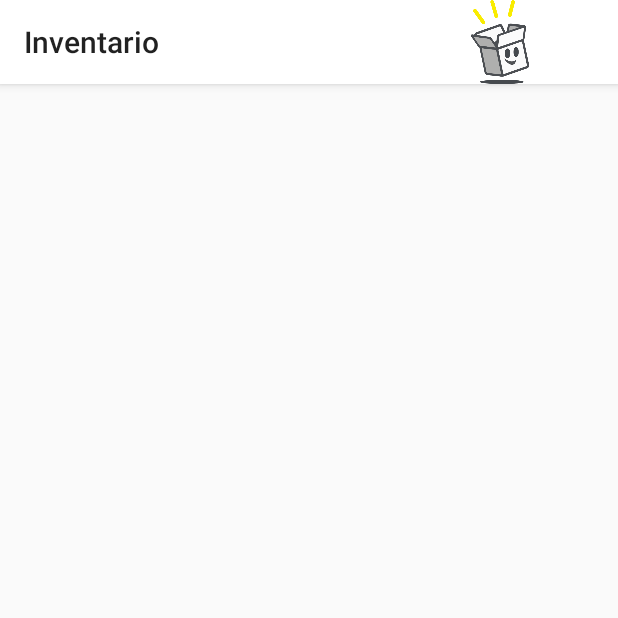
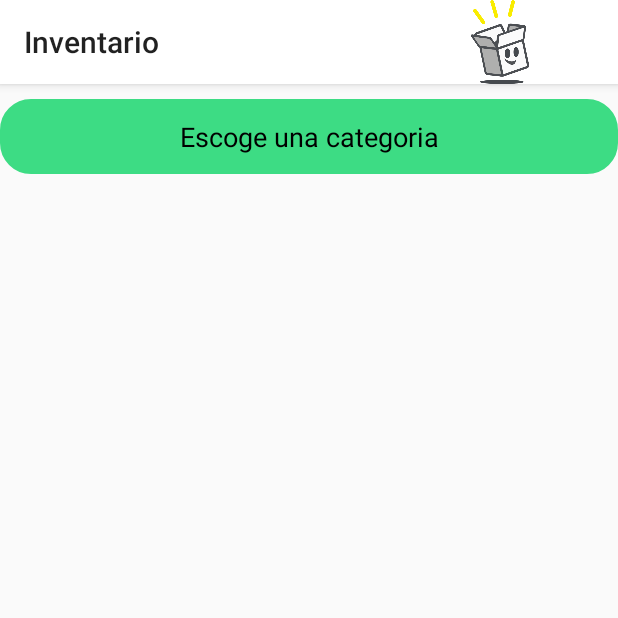
Before and after one commit to SPEKTRE115/ZTOREME_1, an Android app: the MisProductos screen opened directly, with no data from a screen before it, on a phone screen of 412 x 824 dp, the top half of it. Run offline under Robolectric (Android 15) with nearby library versions, the phone set to English and light mode, and no system bars.

Commit message:
Filtro de mis productos por la categoria que tiene cada producto - Agregue un spinner para que el usuario pueda seleccionar la categoria y poder hacer el filtro de los productos que ve - Hace falta agregar categiorias a los productos para poder validar esta tarea

```diff
--- a/app/src/main/AndroidManifest.xml
+++ b/app/src/main/AndroidManifest.xml
@@ -21,7 +21,7 @@
             android:name=".productos.ActivityAgregar"
             android:theme="@style/AppTheme.NoActionBar" />
         <activity
-            android:name=".ActivityAgregarCategoria"
+            android:name=".categorias.ActivityAgregarCategoria"
             android:theme="@style/AppTheme.NoActionBar" />
         <activity
             android:name=".MainActivity"
--- a/app/src/main/java/com/example/ztoreme_1/MainActivity.kt
+++ b/app/src/main/java/com/example/ztoreme_1/MainActivity.kt
@@ -7,6 +7,7 @@ import android.view.Menu
 import android.view.MenuItem
 import android.widget.ImageView
 import android.widget.TextView
+import com.example.ztoreme_1.categorias.ActivityAgregarCategoria
 import com.example.ztoreme_1.productos.ActivityAgregar
 import com.example.ztoreme_1.productos.MisProductos
 
--- a/app/src/main/java/com/example/ztoreme_1/Categoria.kt
+++ b/app/src/main/java/com/example/ztoreme_1/categorias/Categoria.kt
@@ -1,4 +1,4 @@
-package com.example.ztoreme_1
+package com.example.ztoreme_1.categorias
 
 import java.io.Serializable
 
--- a/app/src/main/java/com/example/ztoreme_1/productos/MisProductos.kt
+++ b/app/src/main/java/com/example/ztoreme_1/productos/MisProductos.kt
@@ -1,31 +1,93 @@
 package com.example.ztoreme_1.productos
 
+import android.annotation.SuppressLint
 import android.content.Intent
 import androidx.appcompat.app.AppCompatActivity
 import android.os.Bundle
 import android.view.View
 import android.widget.AdapterView
+import android.widget.ArrayAdapter
+import android.widget.Spinner
 import android.widget.Toast
 import com.example.ztoreme_1.MainActivity
 import com.example.ztoreme_1.R
 import com.example.ztoreme_1.basedatos.DataBaseHandler
+import com.example.ztoreme_1.categorias.Categoria
 import kotlinx.android.synthetic.main.activity_mis_productos.*
 
 class MisProductos : AppCompatActivity() {
+    @SuppressLint("UseCompatLoadingForDrawables")
     override fun onCreate(savedInstanceState: Bundle?) {
         super.onCreate(savedInstanceState)
         setContentView(R.layout.activity_mis_productos)
 
         val context = this
-        var db = DataBaseHandler(context)
-        var datos = db.extraerProductos()
+        val db = DataBaseHandler(context)
+        // Sipinner para las categorias
+        val spinner_categoria : Spinner  = findViewById(R.id.spinner_categoria)
+        // Obtenemos la lista de categorias que hay dentro de la bd
+        val ob_categorias = db.extraerCategorias()
+        // Arreglo que almacena el nombre de cada categoria
+        val options = arrayListOf<String>()
+
+        // Agregamos las categorias al arreglo options
+        options.add("Escoge una categoria")
+        for (i in ob_categorias){
+            options.add(i.nombreCategoria)
+        }
+
+        // Añadimos el adapter al spinner para que tenga estilo cool XD
+        spinner_categoria.adapter = ArrayAdapter<String>(this, R.layout.item_spinner,options)
+
+        /**
+         * Cuando el usuario da click dentro de un elemento del spinner
+         */
+        spinner_categoria.onItemSelectedListener = object : AdapterView.OnItemSelectedListener {
+            override fun onItemSelected(parent: AdapterView<*>?,view: View?,position: Int,id: Long) {
+                var valor = options.get(position)
+                var lista_productos = db.extraerProductos()
+
+                /**
+                 * Si la opcion seleccionada es diferente a Escoge una categoria quiere decir
+                 * que el usuario escogio una categoria
+                 * por lo tanto debe de mostrar los productos filtrados por su categoria
+                 */
+                if (!valor.equals("Escoge una categoria")) {
+
+                    println("Ya puedo hacer filtros de categorias")
+
+                    lista_productos.clear()
+
+                    val lista_productos_filtro = db.extraerProductosbyCategoria(options.get(position))
+
+                    coloca_productos(lista_productos_filtro)
+                }else{
+                    coloca_productos(lista_productos)
+                }
+
+            }
+
+            override fun onNothingSelected(parent: AdapterView<*>?) {
+
+            }
+        }
+    }
+
+    /**
+     * Funcion que se manda llamar cuando se necesita colocar los productos
+     * dentro del activity
+     */
+    fun coloca_productos(lista_productos : MutableList<Producto>){
+        println("Este es un mensaje desde coloca productos")
+
         val listaProduct : MutableList<Producto> = ArrayList()
 
-        for (i in datos){
+        for (i in lista_productos){
             val producto = Producto(i.nombreProducto,
                 R.drawable.camara.toString(), i.descripcion,i.cantidadActual,5,45,4600,i.precioVenta)
             listaProduct.add(producto)
         }
+
         val adapter = ProductosAdapter(this, listaProduct)
 
         lista_articulos.adapter = adapter
@@ -35,9 +97,4 @@ class MisProductos : AppCompatActivity() {
             startActivity(intent)
         }
     }
-
-    override fun onBackPressed() {
-        val intent = Intent(this, MainActivity::class.java)
-        startActivity(intent)
-    }
 }
--- a/app/src/main/res/layout/activity_agregar_categoria.xml
+++ b/app/src/main/res/layout/activity_agregar_categoria.xml
@@ -4,7 +4,7 @@
     xmlns:tools="http://schemas.android.com/tools"
     android:layout_width="match_parent"
     android:layout_height="match_parent"
-    tools:context=".ActivityAgregarCategoria">
+    tools:context=".categorias.ActivityAgregarCategoria">
 
     <LinearLayout
         android:layout_width="match_parent"
--- a/app/src/main/res/layout/activity_mis_productos.xml
+++ b/app/src/main/res/layout/activity_mis_productos.xml
@@ -2,10 +2,11 @@
 
 <LinearLayout xmlns:android="http://schemas.android.com/apk/res/android"
     xmlns:app="http://schemas.android.com/apk/res-auto"
+    xmlns:tools="http://schemas.android.com/tools"
+    android:layout_width="match_parent"
     android:layout_height="match_parent"
-    android:layout_width="match_parent"
-    xmlns:tools="http://schemas.android.com/tools"
     android:orientation="vertical"
+    android:scrollbarSize="10dp"
     tools:context=".productos.MisProductos">
 
     <com.google.android.material.appbar.AppBarLayout
@@ -41,6 +42,21 @@
     </com.google.android.material.appbar.AppBarLayout>
 
 
+    <Spinner
+        android:id="@+id/spinner_categoria"
+        android:layout_width="match_parent"
+        android:layout_height="50dp"
+        android:background="@drawable/style_border_info_product"
+        android:backgroundTint="@color/ic_launcher_background"
+        android:layout_marginBottom="20dp"
+        android:layout_marginTop="10dp"
+        android:gravity="center"
+        android:spinnerMode="dialog"
+        android:textAlignment="center"
+        android:verticalScrollbarPosition="defaultPosition"></Spinner>
+
+
+
     <ListView
         android:id="@+id/lista_articulos"
         android:layout_width="match_parent"
--- /dev/null
+++ b/app/src/main/res/layout/item_spinner.xml
@@ -0,0 +1,10 @@
+<?xml version="1.0" encoding="utf-8"?>
+<TextView xmlns:android="http://schemas.android.com/apk/res/android"
+    android:layout_width="match_parent"
+    android:layout_height="wrap_content"
+    android:textSize="18dp"
+    android:padding="10dp"
+    android:textColor="#000000"
+    android:gravity="center"
+    android:layout_margin="5dp"
+    />
--- a/app/src/main/res/values/colors.xml
+++ b/app/src/main/res/values/colors.xml
@@ -3,4 +3,5 @@
     <color name="colorPrimary">#6200EE</color>
     <color name="colorPrimaryDark">#3700B3</color>
     <color name="colorAccent">#03DAC5</color>
+    <color name="cantidad_producto">#ff5722</color>
 </resources>
```
Also changed, not shown: app/src/main/java/com/example/ztoreme_1/basedatos/ConexionBD.kt (+28 -4 lines), app/src/main/java/com/example/ztoreme_1/categorias/ActivityAgregarCategoria.kt (renamed from app/src/main/java/com/example/ztoreme_1/ActivityAgregarCategoria.kt, +4 -4 lines), app/src/main/res/layout/item_producto.xml (+8 -6 lines).
